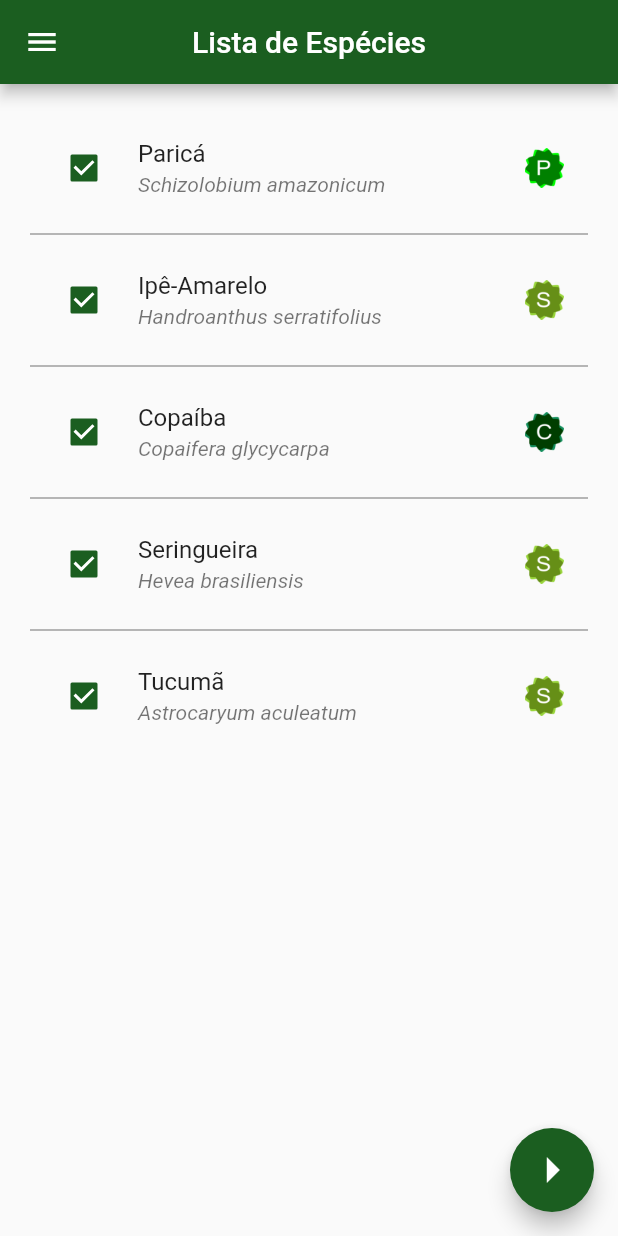
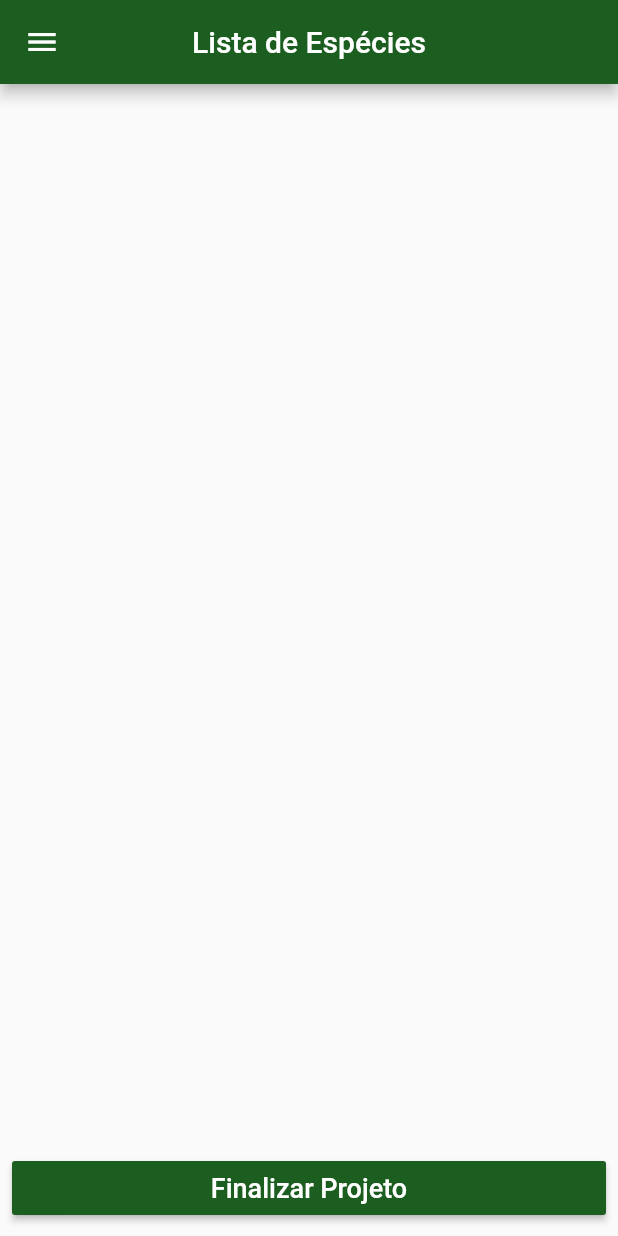
Before and after one commit to CaioPellicani/app_fatec_reflorestando, a Flutter app: the Tela_07_RelEspecies screen opened by its route, on a phone screen of 412 x 824 dp. Run offline on Flutter 3.47's test engine with Material 2 defaults, Android fonts, the phone set to English and light mode, and no system bars; our stand-ins replace cloud_firestore, firebase_core; accounts and stored records are empty.

Commit message:
query especies funcionou, usuario n

```diff
--- a/lib/classe_text_box.dart
+++ b/lib/classe_text_box.dart
@@ -39,9 +39,7 @@ class TextBox extends StatelessWidget {
       ),
     );
   }
-  get controle{
-    return _controle.text;
-  }
+  get text => _controle.text;
 }
 
 class TxtLogin extends TextBox{
--- a/lib/model/arvore.dart
+++ b/lib/model/arvore.dart
@@ -1,28 +1,31 @@
-import 'package:flutter/material.dart';
-
 class Arvore {
+  String _id;
   String _nomePopular;
   String _nomeCientifico;
   String _funcaoEcologica;
   bool _checkBoxState;
 
-  Arvore({ nomeCientifico, nomePopular, funcaoEcologica }){
-    this._nomeCientifico = nomeCientifico;
-    this._nomePopular = nomePopular;
-    this._funcaoEcologica = funcaoEcologica;
+  Arvore(
+    this._id,
+    this._nomeCientifico,
+    this._nomePopular,
+    this._funcaoEcologica,
+    this._checkBoxState
+  );
+
+  Arvore.fromMap( Map< String, dynamic > map, String id){
+    this._id = id ?? '';
+    this._nomeCientifico = map['nomeCientifico'];
+    this._nomePopular = map['nomePopular'];
+    this._funcaoEcologica = map['funcaoEcologica'];
     this._checkBoxState = true;
   }
 
+  get id => this._id;
   get nomePopular => this._nomePopular;
-
   get nomeCientifico => this._nomeCientifico;
-
   get funcaoEcologica => this._funcaoEcologica;
+  get checkBoxState => this._checkBoxState;
 
   set setCheckBoxState( bool checkBoxState ) => this._checkBoxState = checkBoxState;
-  get checkBoxState => this._checkBoxState;
-
-
-
-
 }
--- a/lib/model/classe_projeto.dart
+++ b/lib/model/classe_projeto.dart
@@ -1,46 +1,50 @@
+import 'package:cloud_firestore/cloud_firestore.dart';
 import 'arvore.dart';
+
 class ProjetoReflorestamento{
+  String _nomeProjeto;
+  String _bioma;
+  String _app;
+  String _modeloFloretal;
+  String _percentArido;
+  String _percentUmido;
+  String _percentMisto;
+  String _areaTotal;
+  String _distanciaCovas;
 
-/*  String _nomeProjeto;
-  String _bioma;
-  bool _margemDeRio;
-  bool _topoDeMorro;
-  double _percentDeclividade;
-  double _percentArido;
-  double _percentUmido;
-  double _percentMisto;
-  double _areaTotal;
-  double _distanciaCovas;
-*/
+  List<Arvore> _listaArvores = [];
+  String _idArvores;
 
-  List<Arvore> listaArvores = [];
+  set setNomeProjeto( nomeProjeto ) => _nomeProjeto = nomeProjeto;
+  set setBioma( bioma ) => _bioma = bioma;
+  set setApp( app ) => _app = app;
+  set setArido( percentArido ) => _percentArido = percentArido;
+  set setUmido( percentUmido ) => _percentUmido = percentUmido;
+  set setMisto( percentMisto ) => _percentMisto = percentMisto;
+  set setArea( areaTotal ) => _areaTotal = areaTotal;
+  set setDistancia( distanciaCovas ) => _distanciaCovas = distanciaCovas;
+  set setModeloFlorestal( modeloFloretal ) => _modeloFloretal = modeloFloretal;
+  set setListaArvores( listaArvores ) => _listaArvores = listaArvores;
 
-  void _addEspecie(String nomePopular, String nomeCientifico, String funcaoEcologica){
-    listaArvores.add(
-      Arvore(
-        nomeCientifico: nomeCientifico,
-        nomePopular: nomePopular,
-        funcaoEcologica: funcaoEcologica,
-      )
+  void finalizarProjeto(){
+
+  FirebaseFirestore.instance.collection("projetos").add(
+      {
+        "nomeProjeto":_nomeProjeto,
+        "bioma":_bioma,
+        "app":_app,
+        "modeloFloretal":_modeloFloretal,
+        "percentArido":_percentArido,
+        "percentUmido":_percentUmido,
+        "percentMisto":_percentMisto,
+        "areaTotal":_areaTotal,
+        "distanciaCovas":_distanciaCovas,
+        "listaEspecies": this.carregarEspecies(),
+      }
     );
   }
 
-  void carregarEspecies(){
-    _addEspecie('Paricá', 'Schizolobium amazonicum', 'Primária');
-    _addEspecie('Ipê-Amarelo', 'Handroanthus serratifolius', 'Secundária');
-    _addEspecie('Copaíba', 'Copaifera glycycarpa', 'Climax');
-    _addEspecie('Seringueira', 'Hevea brasiliensis', 'Secundária');
-    _addEspecie('Tucumã', 'Astrocaryum aculeatum', 'Secundária');
+  String carregarEspecies(){
+    return _listaArvores.map( (e) => e.id ).toString();
   }
-  get especiesLenght => listaArvores.length;
-
-  bool checkBoxState( int i ) => listaArvores[i].checkBoxState;
-
-  void setCheckBox( int i, bool checkBox ) => listaArvores[i].setCheckBoxState = checkBox;
-
-  String nomePopular( int i ) => listaArvores[i].nomePopular;
-
-  String nomeCientifico( int i ) => listaArvores[i].nomeCientifico;
-
-  String funcaoEcologica( int i ) => listaArvores[i].funcaoEcologica;
 }
--- a/lib/tela_01_login.dart
+++ b/lib/tela_01_login.dart
@@ -81,7 +81,7 @@ class _Tela_01_LoginState extends State<Tela_01_Login>{
               Botao( label: "Entrar",
                 acao: () {
                   if(( oTxtUsuario.validarLogin() ) &&  ( oTxtSenha.validarSenha()))
-                    Navigator.pushNamed(context, '/tela_03' );
+                    print( "Navigator.pushNamed(context, '/tela_03' )");
                   else
                     scaffoldKey.currentState.showSnackBar(
                       SnackBar(
--- a/lib/tela_07_rel_especies.dart
+++ b/lib/tela_07_rel_especies.dart
@@ -1,6 +1,9 @@
+import 'dart:async';
+import 'package:cloud_firestore/cloud_firestore.dart';
 import 'package:flutter/material.dart';
 import 'meus_widgets.dart';
 import 'main.dart';
+import 'model/arvore.dart';
 import 'model/classe_projeto.dart';
 import 'classe_botao.dart';
 
@@ -11,14 +14,30 @@ class Tela_07_RelEspecies extends StatefulWidget {
 
 class _Tela_07_RelEspeciesState extends State<Tela_07_RelEspecies>{
   var scaffoldKey = GlobalKey<ScaffoldState>();
+
+  List<Arvore> listaArvores = List();
+
+  StreamSubscription<QuerySnapshot>ouvidor;
+  var db = FirebaseFirestore.instance.collection("arvores");
+
   @override
+
+  void initState(){
+    super.initState();
+    ouvidor?.cancel();
+
+    ouvidor = db.snapshots().listen( ( result ){
+      setState((){
+        listaArvores = result.docs.map( (e) => Arvore.fromMap( e.data(), e.id) ).toList();
+      });
+    });
+  }
 
   Widget build(BuildContext context) {
 
     ProjetoReflorestamento oProjeto = ModalRoute.of(context).settings.arguments;
     if( oProjeto == null ){ //durante testes evita erros
       oProjeto = ProjetoReflorestamento();
-      oProjeto.carregarEspecies();
     }
 
     return Scaffold(
@@ -26,27 +45,50 @@ class _Tela_07_RelEspeciesState extends State<Tela_07_RelEspecies>{
          appBar: barraPadrao("Lista de Espécies"),
       drawer: menuBarra(context),
       drawerEnableOpenDragGesture: false,
-
-      floatingActionButton: BotaoFlutuante(
-        hint: 'Reflorestamento',
+      bottomNavigationBar: Padding(
+        padding: const EdgeInsets.all(8.0),
+        child: Botao(
+          label: 'Finalizar Projeto',
           acao: (){
+            oProjeto.setListaArvores = listaArvores;
+            oProjeto.finalizarProjeto();
             Navigator.pushNamed( context, "/tela_08", arguments: oProjeto );
           },
+        ),
       ),
 
       body: Container(
         padding: EdgeInsets.all(valorPadding),
-        child: ListView.separated(
+
+        child: StreamBuilder<QuerySnapshot>(
+          stream: db.snapshots(),
+          builder: (context, snapshot){
+            switch( snapshot.connectionState ){
+              case ConnectionState.none :
+                return Center(child: Text( "Erro: Falha de Conexao" ) );
+              /*case ConnectionState.waiting :
+                return Center(child:CircularProgressIndicator());*/
+              default :
+                return listCheckBoxArvores();
+            }
+          }
+        ),
+      ),
+    );
+  }
+
+  Widget listCheckBoxArvores(){
+    return ListView.separated(
       itemBuilder: (context,index){
         return CheckboxListTile(
-              title: Text( oProjeto.nomePopular(index) ),
-              subtitle: Text( oProjeto.nomeCientifico(index), style: TextStyle( fontStyle: FontStyle.italic),),
-              secondary: Image.asset("imagens/${oProjeto.checkBoxState(index)}_${oProjeto.funcaoEcologica(index)}.png", scale: 4 ),
+          title: Text( listaArvores[index].nomePopular ),
+          subtitle: Text( listaArvores[index].nomeCientifico, style: TextStyle( fontStyle: FontStyle.italic),),
+          secondary: Image.asset("imagens/${listaArvores[index].checkBoxState}_${listaArvores[index].funcaoEcologica}.png", scale: 4 ),
           controlAffinity: ListTileControlAffinity.leading,
-              value: oProjeto.checkBoxState(index),
+          value: listaArvores[index].checkBoxState,
           onChanged: ( bool value ){
             setState(( ) {
-                  oProjeto.setCheckBox( index, value );
+              listaArvores[index].setCheckBoxState = value;
             });
           },
           activeColor: Theme.of(context).primaryColor,
@@ -55,10 +97,7 @@ class _Tela_07_RelEspeciesState extends State<Tela_07_RelEspecies>{
       separatorBuilder: (context, index){
         return Divider(thickness: 1, color: Colors.grey);
       },
-          itemCount: oProjeto.especiesLenght
-        ),
-
-      ),
+      itemCount: listaArvores.length
     );
   }
 }
```
Also changed, not shown: lib/main.dart (+9 -6 lines), lib/model/usuario.dart (added, +34 -0 lines), lib/tela_04_bioma.dart (+11 -8 lines), lib/tela_05_terreno.dart (+19 -18 lines), 1 other file. Lines whose indentation alone changed are shown as unchanged.
